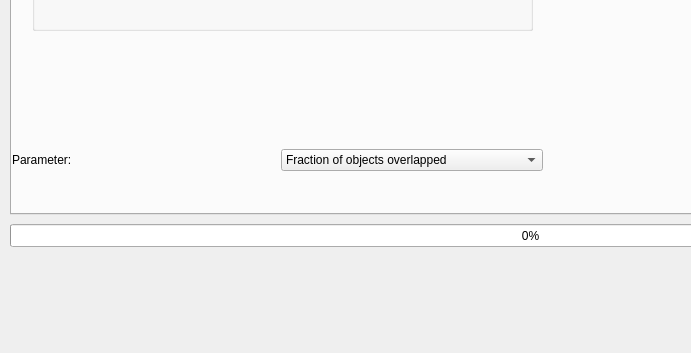
drmatthews/object-colocalisation, file obcol.ui: the form before one commit; both pictures show x 0 to 691 and y 486 to 839 of the 1066 by 839 pixel window.
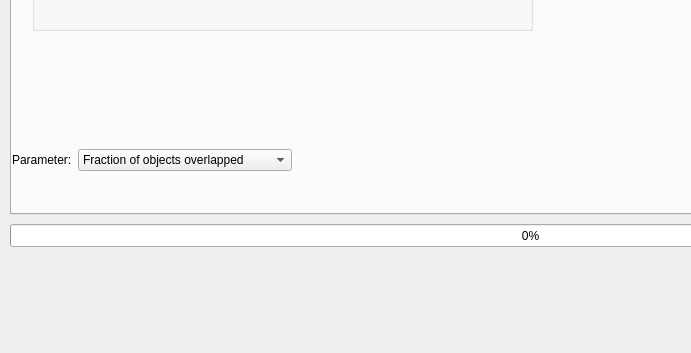
The form after the commit. The open tabs and pages were chosen to show the change.

Diff of the .ui file:
```diff
--- a/obcol.ui
+++ b/obcol.ui
@@ -721,6 +721,19 @@
          </item>
         </widget>
        </item>
+       <item>
+        <spacer name="horizontalSpacer_11">
+         <property name="orientation">
+          <enum>Qt::Horizontal</enum>
+         </property>
+         <property name="sizeHint" stdset="0">
+          <size>
+           <width>40</width>
+           <height>20</height>
+          </size>
+         </property>
+        </spacer>
+       </item>
       </layout>
      </widget>
     </widget>
```
